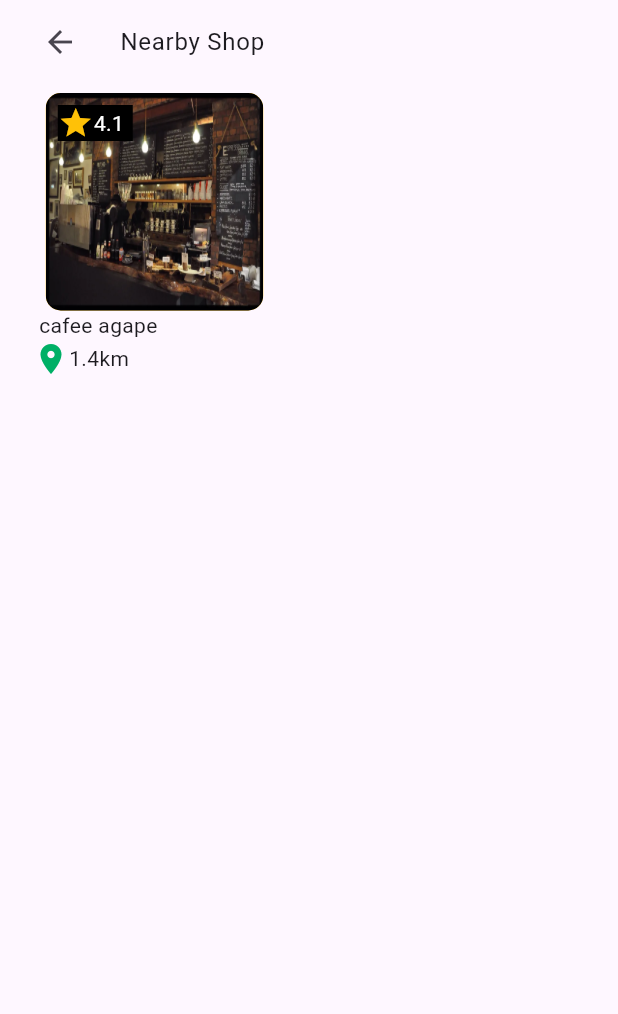
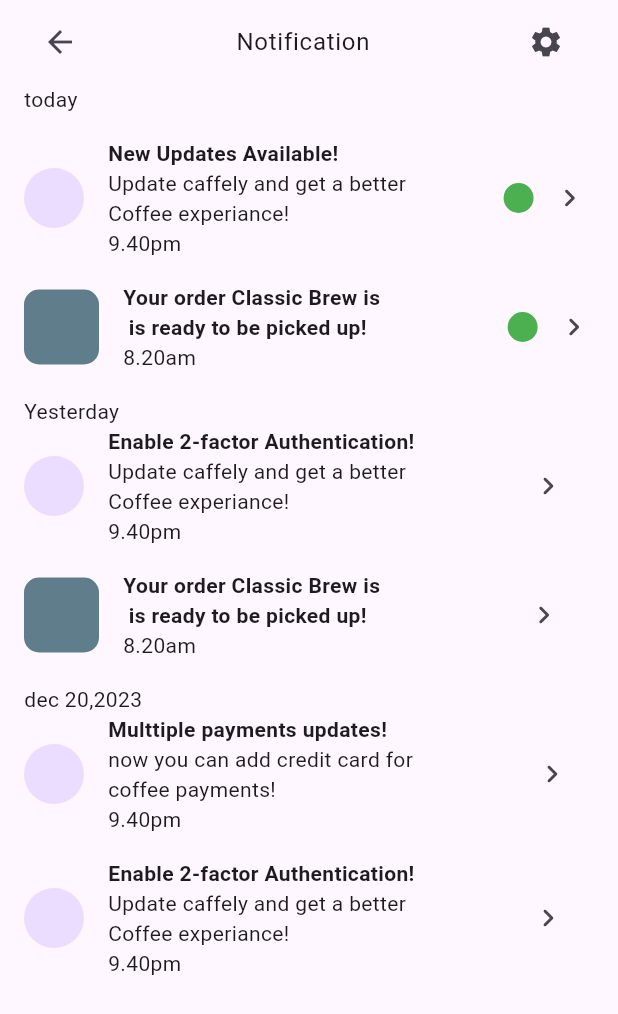
Before and after one commit to AjmalTp-Ajmal/caffely, a Flutter app: the screen it shows after launch, on a phone screen of 412 x 824 dp. Shown: the top 1014 px of the screen. Run offline on Flutter 3.47's test engine with Material 3 defaults, Android fonts, the light colour scheme and no system bars; our stand-ins replace flutter_hooks, flutter_svg, smooth_page_indicator.

Commit message:
added notification

```diff
--- a/lib/main.dart
+++ b/lib/main.dart
@@ -1,7 +1,6 @@
 import 'package:caffely/core/theme/dark_theme.dart';
 import 'package:caffely/view/screens/home/nearby_shop.dart';
-
-
+import 'package:caffely/view/screens/home/notification.dart';
 
 import 'package:flutter/material.dart';
 
@@ -14,10 +13,10 @@ class MyApp extends StatelessWidget {
 
   @override
   Widget build(BuildContext context) {
-    return  MaterialApp(
+    return MaterialApp(
       debugShowCheckedModeBanner: false,
       theme: darktheme,
-      home: NearbyShop(),
+      home: const Notifications(),
     );
   }
 }
--- /dev/null
+++ b/lib/view/screens/home/notification.dart
@@ -0,0 +1,259 @@
+import 'package:flutter/material.dart';
+import 'package:flutter/src/widgets/framework.dart';
+import 'package:flutter_hooks/flutter_hooks.dart';
+
+class Notifications extends HookWidget {
+  const Notifications({super.key});
+
+  @override
+  Widget build(BuildContext context) {
+    return Scaffold(
+      body: SafeArea(
+          child: Column(
+        children: [
+          ListTile(
+            leading: IconButton(
+                onPressed: () {}, icon: const Icon(Icons.arrow_back_sharp)),
+            title: const Center(child: Text("Notification")),
+            trailing:
+                IconButton(onPressed: () {}, icon: const Icon(Icons.settings)),
+          ),
+          const Row(
+            children: [
+              SizedBox(
+                width: 16,
+              ),
+              Text("today"),
+            ],
+          ),
+          const SizedBox(
+            height: 16,
+          ),
+          Row(
+            children: [
+              const SizedBox(
+                width: 16,
+              ),
+              const CircleAvatar(),
+              const SizedBox(
+                width: 16,
+              ),
+              const Column(
+                crossAxisAlignment: CrossAxisAlignment.start,
+                children: [
+                  Text(
+                    "New Updates Available!",
+                    style: TextStyle(fontWeight: FontWeight.bold),
+                  ),
+                  Text("Update caffely and get a better\nCoffee experiance!"),
+                  Text("9.40pm")
+                ],
+              ),
+              const SizedBox(
+                width: 65,
+              ),
+              Container(
+                width: 20,
+                height: 20,
+                decoration: const BoxDecoration(
+                    shape: BoxShape.circle, color: Colors.green),
+              ),
+              IconButton(
+                  onPressed: () {},
+                  icon: const Icon(Icons.keyboard_arrow_right_rounded))
+            ],
+          ),
+          const SizedBox(
+            height: 16,
+          ),
+          Row(
+            children: [
+              const SizedBox(
+                width: 16,
+              ),
+              Container(
+                height: 50,
+                width: 50,
+                decoration: BoxDecoration(
+                    borderRadius: BorderRadius.circular(10),
+                    color: Colors.blueGrey),
+              ),
+              const SizedBox(
+                width: 16,
+              ),
+              const Column(
+                crossAxisAlignment: CrossAxisAlignment.start,
+                children: [
+                  Text(
+                    "Your order Classic Brew is\n is ready to be picked up! ",
+                    style: TextStyle(fontWeight: FontWeight.bold),
+                  ),
+                  Text("8.20am")
+                ],
+              ),
+              const SizedBox(
+                width: 85,
+              ),
+              Container(
+                width: 20,
+                height: 20,
+                decoration: BoxDecoration(
+                    borderRadius: BorderRadius.circular(10),
+                    color: Colors.green),
+              ),
+              IconButton(
+                  onPressed: () {},
+                  icon: const Icon(Icons.keyboard_arrow_right_rounded))
+            ],
+          ),
+          const SizedBox(
+            height: 16,
+          ),
+          const Row(
+            crossAxisAlignment: CrossAxisAlignment.start,
+            children: [
+              SizedBox(
+                width: 16,
+              ),
+              Text("Yesterday"),
+            ],
+          ),
+          Row(
+            children: [
+              const SizedBox(
+                width: 16,
+              ),
+              const CircleAvatar(),
+              const SizedBox(
+                width: 16,
+              ),
+              const Column(
+                crossAxisAlignment: CrossAxisAlignment.start,
+                children: [
+                  Text(
+                    "Enable 2-factor Authentication!",
+                    style: TextStyle(fontWeight: FontWeight.bold),
+                  ),
+                  Text("Update caffely and get a better\nCoffee experiance!"),
+                  Text("9.40pm")
+                ],
+              ),
+              const SizedBox(
+                width: 65,
+              ),
+              IconButton(
+                  onPressed: () {},
+                  icon: const Icon(Icons.keyboard_arrow_right_rounded))
+            ],
+          ),
+          const SizedBox(
+            height: 16,
+          ),
+          Row(
+            children: [
+              const SizedBox(
+                width: 16,
+              ),
+              Container(
+                height: 50,
+                width: 50,
+                decoration: BoxDecoration(
+                    borderRadius: BorderRadius.circular(10),
+                    color: Colors.blueGrey),
+              ),
+              const SizedBox(
+                width: 16,
+              ),
+              const Column(
+                crossAxisAlignment: CrossAxisAlignment.start,
+                children: [
+                  Text(
+                    "Your order Classic Brew is\n is ready to be picked up! ",
+                    style: TextStyle(fontWeight: FontWeight.bold),
+                  ),
+                  Text("8.20am")
+                ],
+              ),
+              const SizedBox(
+                width: 85,
+              ),
+              IconButton(
+                  onPressed: () {},
+                  icon: const Icon(Icons.keyboard_arrow_right_rounded))
+            ],
+          ),
+          const SizedBox(
+            height: 16,
+          ),
+          const Row(
+            children: [
+              SizedBox(
+                width: 16,
+              ),
+              Text("dec 20,2023")
+            ],
+          ),
+          Row(
+            children: [
+              const SizedBox(
+                width: 16,
+              ),
+              const CircleAvatar(),
+              const SizedBox(
+                width: 16,
+              ),
+              const Column(
+                crossAxisAlignment: CrossAxisAlignment.start,
+                children: [
+                  Text(
+                    "Multtiple payments updates!",
+                    style: TextStyle(fontWeight: FontWeight.bold),
+                  ),
+                  Text("now you can add credit card for \ncoffee payments!"),
+                  Text("9.40pm"),
+                ],
+              ),
+              const SizedBox(
+                width: 65,
+              ),
+              IconButton(
+                  onPressed: () {},
+                  icon: const Icon(Icons.keyboard_arrow_right_rounded))
+            ],
+          ),
+          const SizedBox(
+            height: 16,
+          ),
+          Row(
+            children: [
+              const SizedBox(
+                width: 16,
+              ),
+              const CircleAvatar(),
+              const SizedBox(
+                width: 16,
+              ),
+              const Column(
+                crossAxisAlignment: CrossAxisAlignment.start,
+                children: [
+                  Text(
+                    "Enable 2-factor Authentication!",
+                    style: TextStyle(fontWeight: FontWeight.bold),
+                  ),
+                  Text("Update caffely and get a better\nCoffee experiance!"),
+                  Text("9.40pm"),
+                ],
+              ),
+              const SizedBox(
+                width: 65,
+              ),
+              IconButton(
+                  onPressed: () {},
+                  icon: const Icon(Icons.keyboard_arrow_right_rounded))
+            ],
+          )
+        ],
+      )),
+    );
+  }
+}
```
